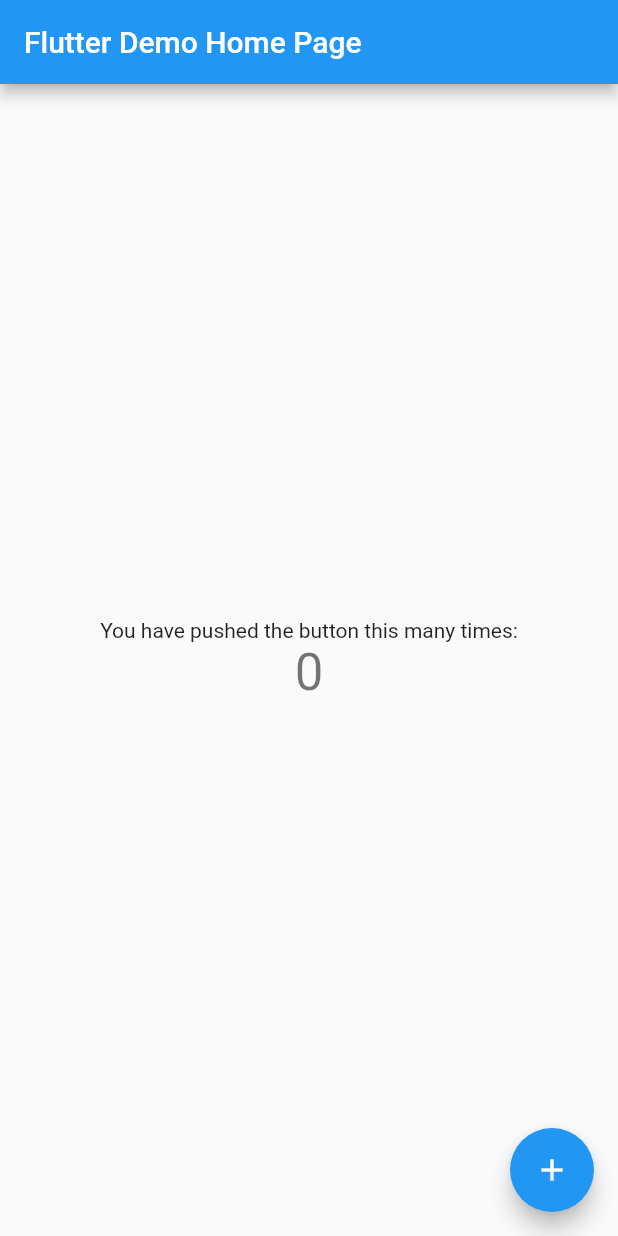
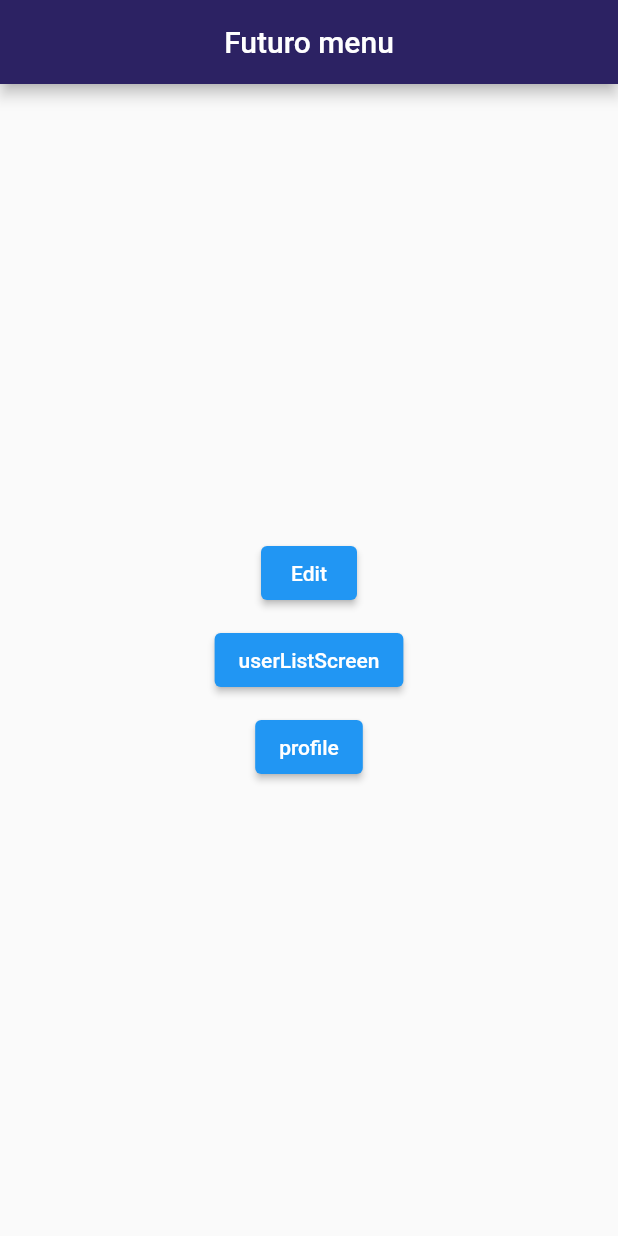
Before and after one commit to JadeChristal/flutterProject, a Flutter app: the screen it shows after launch, on a phone screen of 412 x 824 dp. Run offline on Flutter 3.47's test engine with Material 2 defaults, Android fonts, the phone set to English and light mode, and no system bars; our stand-ins replace google_fonts.

Commit message:
base do projeto

```diff
--- a/lib/main.dart
+++ b/lib/main.dart
@@ -1,4 +1,7 @@
 import 'package:flutter/material.dart';
+import 'package:flutter_project/profile.dart';
+import 'package:flutter_project/userlist.dart';
+import 'package:flutter_project/profileEdit.dart';
 
 void main() {
   runApp(const MyApp());
@@ -7,109 +10,106 @@ void main() {
 class MyApp extends StatelessWidget {
   const MyApp({Key? key}) : super(key: key);
 
-  // This widget is the root of your application.
   @override
   Widget build(BuildContext context) {
     return MaterialApp(
-      title: 'Flutter Demo',
-      theme: ThemeData(
-        // This is the theme of your application.
-        //
-        // Try running your application with "flutter run". You'll see the
-        // application has a blue toolbar. Then, without quitting the app, try
-        // changing the primarySwatch below to Colors.green and then invoke
-        // "hot reload" (press "r" in the console where you ran "flutter run",
-        // or simply save your changes to "hot reload" in a Flutter IDE).
-        // Notice that the counter didn't reset back to zero; the application
-        // is not restarted.
-        primarySwatch: Colors.blue,
-      ),
-      home: const MyHomePage(title: 'Flutter Demo Home Page'),
+      debugShowCheckedModeBanner: false,
+      initialRoute: 'menu',
+      routes: {
+        'menu': (context) => const MenuScreen(),
+        'editProfileScreen': (context) => const EditProfileScreen(),
+        'userListScreen': (context) => const UserListScreen(),
+        'profileScreen': (context) => const ProfileScreen(),
+      },
     );
   }
 }
 
-class MyHomePage extends StatefulWidget {
-  const MyHomePage({Key? key, required this.title}) : super(key: key);
-
-  // This widget is the home page of your application. It is stateful, meaning
-  // that it has a State object (defined below) that contains fields that affect
-  // how it looks.
-
-  // This class is the configuration for the state. It holds the values (in this
-  // case the title) provided by the parent (in this case the App widget) and
-  // used by the build method of the State. Fields in a Widget subclass are
-  // always marked "final".
-
-  final String title;
-
-  @override
-  State<MyHomePage> createState() => _MyHomePageState();
-}
-
-class _MyHomePageState extends State<MyHomePage> {
-  int _counter = 0;
-
-  void _incrementCounter() {
-    setState(() {
-      // This call to setState tells the Flutter framework that something has
-      // changed in this State, which causes it to rerun the build method below
-      // so that the display can reflect the updated values. If we changed
-      // _counter without calling setState(), then the build method would not be
-      // called again, and so nothing would appear to happen.
-      _counter++;
-    });
-  }
+// Screen1
+class MenuScreen extends StatelessWidget {
+  const MenuScreen({Key? key}) : super(key: key);
 
   @override
   Widget build(BuildContext context) {
-    // This method is rerun every time setState is called, for instance as done
-    // by the _incrementCounter method above.
-    //
-    // The Flutter framework has been optimized to make rerunning build methods
-    // fast, so that you can just rebuild anything that needs updating rather
-    // than having to individually change instances of widgets.
-    return Scaffold(
+    return MaterialApp(
+      debugShowCheckedModeBanner: false,
+      home: Scaffold(
         appBar: AppBar(
-        // Here we take the value from the MyHomePage object that was created by
-        // the App.build method, and use it to set our appbar title.
-        title: Text(widget.title),
+          backgroundColor: const Color(0xFF2C2263),
+          title: const Text('Futuro menu'),
+          centerTitle: true,
         ),
         body: Center(
-        // Center is a layout widget. It takes a single child and positions it
-        // in the middle of the parent.
           child: Column(
-          // Column is also a layout widget. It takes a list of children and
-          // arranges them vertically. By default, it sizes itself to fit its
-          // children horizontally, and tries to be as tall as its parent.
-          //
-          // Invoke "debug painting" (press "p" in the console, choose the
-          // "Toggle Debug Paint" action from the Flutter Inspector in Android
-          // Studio, or the "Toggle Debug Paint" command in Visual Studio Code)
-          // to see the wireframe for each widget.
-          //
-          // Column has various properties to control how it sizes itself and
-          // how it positions its children. Here we use mainAxisAlignment to
-          // center the children vertically; the main axis here is the vertical
-          // axis because Columns are vertical (the cross axis would be
-          // horizontal).
             mainAxisAlignment: MainAxisAlignment.center,
             children: <Widget>[
-            const Text(
-              'You have pushed the button this many times:',
+              ElevatedButton(
+                child: const Text('Edit'),
+                onPressed: () {
+                  //print('Clicked on screen 1 button');
+                  Navigator.pushNamed(context, 'editProfileScreen');
+                },
               ),
-            Text(
-              '$_counter',
-              style: Theme.of(context).textTheme.headline4,
+              const SizedBox(height: 10),
+              ElevatedButton(
+                child: const Text('userListScreen'),
+                onPressed: () {
+                  //print('Clicked on screen 1 button');
+                  Navigator.pushNamed(context, 'userListScreen');
+                },
+              ),
+              const SizedBox(height: 10),
+              ElevatedButton(
+                child: const Text('profile'),
+                onPressed: () {
+                  //print('Clicked on screen 1 button');
+                  Navigator.pushNamed(context, 'profileScreen');
+                },
               ),
             ],
           ),
         ),
-      floatingActionButton: FloatingActionButton(
-        onPressed: _incrementCounter,
-        tooltip: 'Increment',
-        child: const Icon(Icons.add),
-      ), // This trailing comma makes auto-formatting nicer for build methods.
+      ),
     );
   }
 }
+
+//Screen2
+class EditProfileScreen extends StatelessWidget {
+  const EditProfileScreen({Key? key}) : super(key: key);
+
+  @override
+  Widget build(BuildContext context) {
+    return const MaterialApp(
+      debugShowCheckedModeBanner: false,
+      title: 'Reds',
+      home: ProfileEdit(),
+    );
+  }
+}
+
+class UserListScreen extends StatelessWidget {
+  const UserListScreen({Key? key}) : super(key: key);
+
+  @override
+  Widget build(BuildContext context) {
+    return const MaterialApp(
+      debugShowCheckedModeBanner: false,
+      title: 'Reds',
+      home: UserList(),
+    );
+  }
+}
+
+class ProfileScreen extends StatelessWidget {
+  const ProfileScreen({Key? key}) : super(key: key);
+
+  @override
+  Widget build(BuildContext context) {
+    return const MaterialApp(
+      debugShowCheckedModeBanner: false,
+      title: 'Reds',
+      home: Profile(),
+    );
+  }
+}
--- /dev/null
+++ b/lib/profile.dart
@@ -0,0 +1,14 @@
+import 'package:flutter/material.dart';
+
+class Profile extends StatelessWidget {
+  const Profile({Key? key}) : super(key: key);
+
+  @override
+  Widget build(BuildContext context) {
+    return Scaffold(
+      appBar: AppBar(
+        backgroundColor: const Color(0xFF2C2263),
+      ),
+    );
+  }
+}
--- a/pubspec.yaml
+++ b/pubspec.yaml
@@ -34,6 +34,7 @@ dependencies:
   # The following adds the Cupertino Icons font to your application.
   # Use with the CupertinoIcons class for iOS style icons.
   cupertino_icons: ^1.0.2
+  google_fonts: ^3.0.1
 
 dev_dependencies:
   flutter_test:
@@ -58,9 +59,8 @@ flutter:
   uses-material-design: true
 
   # To add assets to your application, add an assets section, like this:
-  # assets:
-  #   - images/a_dot_burr.jpeg
-  #   - images/a_dot_ham.jpeg
+ # assets:
+ #    - images/Vector.png
 
   # An image asset can refer to one or more resolution-specific "variants", see
   # https://flutter.dev/assets-and-images/#resolution-aware
```
Also changed, not shown: lib/profileEdit.dart (added, +14 -0 lines), lib/userlist.dart (added, +45 -0 lines), images/Ellipse 2.png (added), pubspec.lock, 1 other file. Lines whose indentation alone changed are shown as unchanged.
